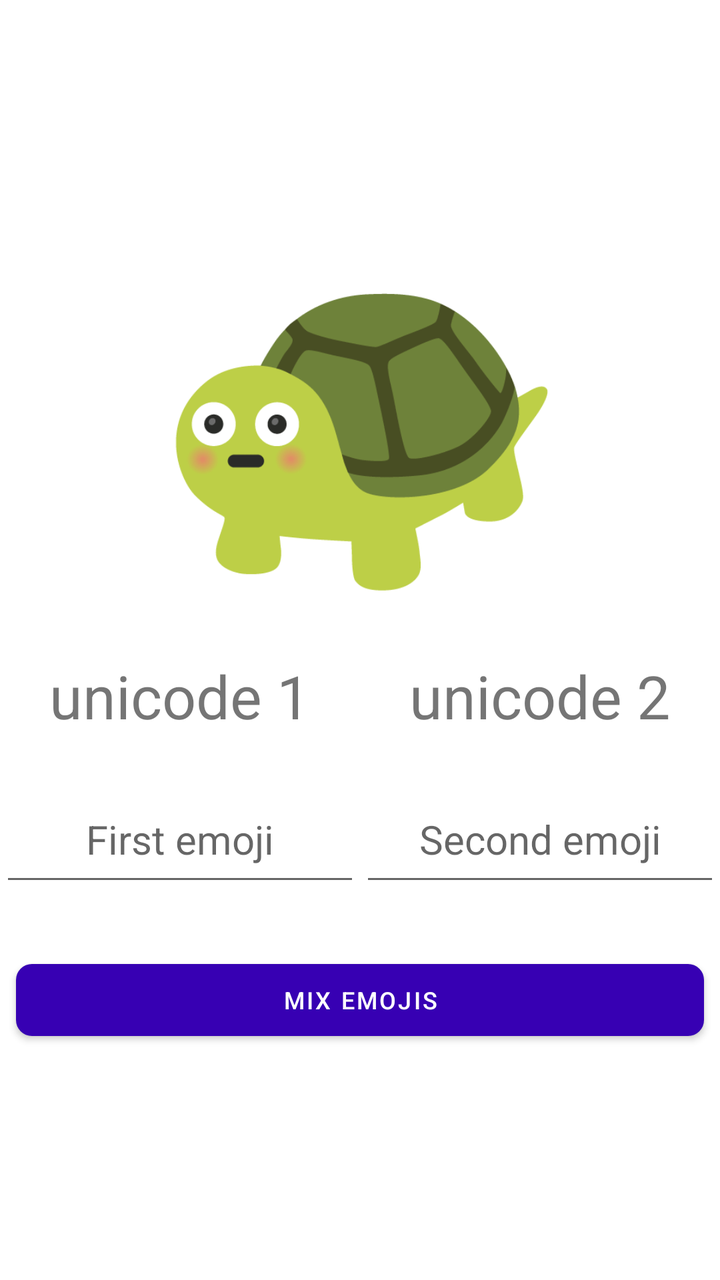
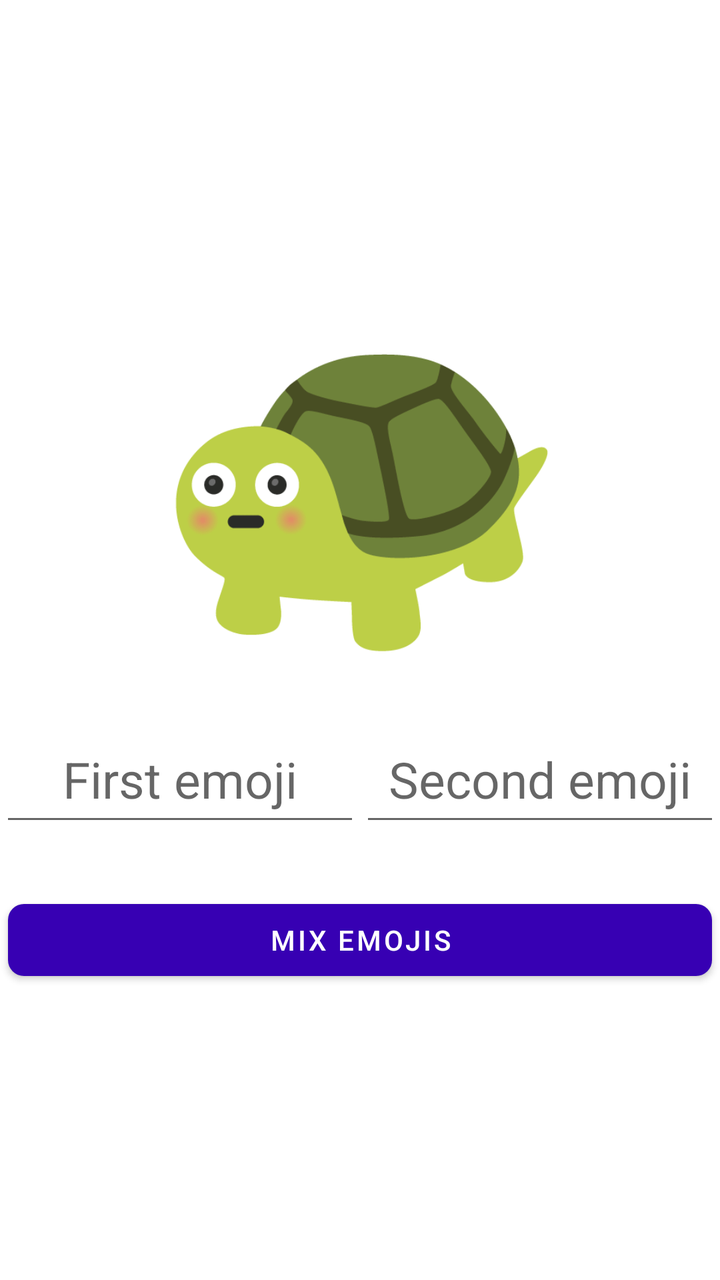

An Android layout rendered at two revisions. The XML below is the earlier revision; the diff shows what the commit changed to produce the second picture.
<!-- AndroidManifest.xml: application theme Theme.MyApplication -->
<!-- res/layout/activity_main.xml -->
<?xml version="1.0" encoding="utf-8"?>
<LinearLayout xmlns:android="http://schemas.android.com/apk/res/android"

    xmlns:app="http://schemas.android.com/apk/res-auto"
    android:layout_width="match_parent"
    android:layout_height="match_parent"
    android:gravity="center"
    android:orientation="vertical">

    <RelativeLayout
        android:layout_width="200dp"
        android:layout_height="200dp">

        <ImageView
            android:id="@+id/loading"
            android:layout_width="60dp"
            android:layout_height="60dp"
            android:layout_centerInParent="true"
            android:src="@drawable/loading" />


        <ImageView
            android:id="@+id/mixedEmoji"
            android:layout_width="200dp"
            android:layout_height="200dp"
            android:layout_centerInParent="true"
            android:src="@drawable/shocked" />


    </RelativeLayout>

    <LinearLayout
        android:layout_width="match_parent"
        android:layout_height="wrap_content"
        android:orientation="horizontal">


        <TextView
            android:id="@+id/unicode1"
            android:layout_width="match_parent"
            android:layout_height="wrap_content"
            android:layout_marginTop="20dp"
            android:layout_weight="1"
            android:gravity="center"
            android:text="unicode 1"
            android:textSize="30sp" />

        <TextView
            android:id="@+id/unicode2"
            android:layout_width="match_parent"
            android:layout_height="wrap_content"
            android:layout_marginTop="20dp"
            android:layout_weight="1"
            android:gravity="center"
            android:text="unicode 2"
            android:textSize="30sp" />

    </LinearLayout>


    <LinearLayout
        android:layout_width="match_parent"
        android:layout_height="wrap_content"
        android:orientation="horizontal">


        <EditText
            android:id="@+id/input_emoji1"
            android:layout_width="match_parent"
            android:layout_height="60dp"
            android:layout_marginTop="20dp"
            android:layout_marginBottom="20dp"
            android:layout_weight="1"
            android:gravity="center"
            android:hint="First emoji"
            android:imeOptions="actionNext"
            android:importantForAutofill="no"
            android:inputType="text|textNoSuggestions"
            android:singleLine="true"
            android:textSize="20sp" />


        <EditText
            android:id="@+id/input_emoji2"
            android:layout_width="match_parent"
            android:layout_height="60dp"
            android:layout_marginTop="20dp"
            android:layout_marginBottom="20dp"
            android:layout_weight="1"
            android:gravity="center"
            android:hint="Second emoji"
            android:imeOptions="actionDone"
            android:importantForAutofill="no"
            android:inputType="text|textNoSuggestions"
            android:singleLine="true"
            android:textSize="20sp" />

    </LinearLayout>


    <com.google.android.material.button.MaterialButton
        android:id="@+id/mixEmojis"
        style="@style/Widget.MaterialComponents.Button"
        android:layout_width="match_parent"
        android:layout_height="wrap_content"
        android:layout_marginStart="8dp"
        android:layout_marginTop="8dp"
        android:layout_marginEnd="8dp"
        android:layout_marginBottom="8dp"
        android:gravity="center_horizontal|center_vertical"
        android:padding="8dp"
        android:text="Mix emojis"
        android:textAppearance="@style/TextAppearance.MaterialComponents.Button"
        android:textColor="#FFFFFF"
        android:textSize="12sp"
        app:backgroundTint="@color/purple_700"
        app:cornerRadius="8dp" />

</LinearLayout>
<!-- resources referenced by this layout -->
<resources>
  <color name="purple_700">#FF3700B3</color>
  <!-- drawable loading: png bitmap (drawable-v24, 6041 bytes) -->
  <!-- drawable shocked: png bitmap (drawable-v24, 7876 bytes) -->
  <style name="Theme.MyApplication" parent="Theme.MaterialComponents.DayNight.DarkActionBar">
          
          <item name="colorPrimary">@color/purple_500</item>
          <item name="colorPrimaryVariant">@color/purple_700</item>
          <item name="colorOnPrimary">@color/white</item>
          
          <item name="colorSecondary">@color/teal_200</item>
          <item name="colorSecondaryVariant">@color/teal_700</item>
          <item name="colorOnSecondary">@color/black</item>
          
          <item name="android:navigationBarColor">@android:color/transparent</item>
  
          <item name="android:statusBarColor" tools:targetApi="l">?attr/colorPrimaryVariant</item>
          
      </style>
  <color name="purple_500">#FF6200EE</color>
  <color name="white">#FFFFFFFF</color>
  <color name="teal_200">#FF03DAC5</color>
  <color name="teal_700">#FF018786</color>
  <color name="black">#FF000000</color>
</resources>

<!-- the commit's change to res/layout/activity_main.xml (unified diff, before → after) -->
@@ -1,6 +1,5 @@
 <?xml version="1.0" encoding="utf-8"?>
 <LinearLayout xmlns:android="http://schemas.android.com/apk/res/android"
-
     xmlns:app="http://schemas.android.com/apk/res-auto"
     android:layout_width="match_parent"
     android:layout_height="match_parent"
@@ -18,7 +17,6 @@
             android:layout_centerInParent="true"
             android:src="@drawable/loading" />
 
-
         <ImageView
             android:id="@+id/mixedEmoji"
             android:layout_width="200dp"
@@ -26,36 +24,7 @@
             android:layout_centerInParent="true"
             android:src="@drawable/shocked" />
 
-
     </RelativeLayout>
-
-    <LinearLayout
-        android:layout_width="match_parent"
-        android:layout_height="wrap_content"
-        android:orientation="horizontal">
-
-
-        <TextView
-            android:id="@+id/unicode1"
-            android:layout_width="match_parent"
-            android:layout_height="wrap_content"
-            android:layout_marginTop="20dp"
-            android:layout_weight="1"
-            android:gravity="center"
-            android:text="unicode 1"
-            android:textSize="30sp" />
-
-        <TextView
-            android:id="@+id/unicode2"
-            android:layout_width="match_parent"
-            android:layout_height="wrap_content"
-            android:layout_marginTop="20dp"
-            android:layout_weight="1"
-            android:gravity="center"
-            android:text="unicode 2"
-            android:textSize="30sp" />
-
-    </LinearLayout>
 
 
     <LinearLayout
@@ -77,7 +46,7 @@
             android:importantForAutofill="no"
             android:inputType="text|textNoSuggestions"
             android:singleLine="true"
-            android:textSize="20sp" />
+            android:textSize="25sp" />
 
 
         <EditText
@@ -93,27 +62,57 @@
             android:importantForAutofill="no"
             android:inputType="text|textNoSuggestions"
             android:singleLine="true"
-            android:textSize="20sp" />
+            android:textSize="25sp" />
 
     </LinearLayout>
 
 
-    <com.google.android.material.button.MaterialButton
-        android:id="@+id/mixEmojis"
-        style="@style/Widget.MaterialComponents.Button"
+    <LinearLayout
         android:layout_width="match_parent"
         android:layout_height="wrap_content"
-        android:layout_marginStart="8dp"
-        android:layout_marginTop="8dp"
-        android:layout_marginEnd="8dp"
-        android:layout_marginBottom="8dp"
-        android:gravity="center_horizontal|center_vertical"
-        android:padding="8dp"
-        android:text="Mix emojis"
-        android:textAppearance="@style/TextAppearance.MaterialComponents.Button"
-        android:textColor="#FFFFFF"
-        android:textSize="12sp"
-        app:backgroundTint="@color/purple_700"
-        app:cornerRadius="8dp" />
+        android:animateLayoutChanges="true"
+        android:orientation="horizontal">
+
+        <com.google.android.material.button.MaterialButton
+            android:id="@+id/mixEmojis"
+            style="@style/Widget.MaterialComponents.Button"
+            android:layout_width="match_parent"
+            android:layout_height="wrap_content"
+            android:layout_marginStart="4dp"
+            android:layout_marginTop="8dp"
+            android:layout_marginEnd="4dp"
+            android:layout_marginBottom="8dp"
+            android:layout_weight="1"
+            android:gravity="center_horizontal|center_vertical"
+            android:padding="8dp"
+            android:text="Mix emojis"
+            android:textAppearance="@style/TextAppearance.MaterialComponents.Button"
+            android:textColor="#FFFFFF"
+            android:textSize="14sp"
+            app:backgroundTint="@color/purple_700"
+            app:cornerRadius="8dp" />
+
+        <com.google.android.material.button.MaterialButton
+            android:id="@+id/saveEmoji"
+            style="@style/Widget.MaterialComponents.Button"
+            android:layout_width="match_parent"
+            android:layout_height="wrap_content"
+            android:layout_marginStart="4dp"
+            android:layout_marginTop="8dp"
+            android:layout_marginEnd="4dp"
+            android:layout_marginBottom="8dp"
+            android:layout_weight="1"
+            android:gravity="center_horizontal|center_vertical"
+            android:padding="8dp"
+            android:text="Save emoji"
+            android:textAppearance="@style/TextAppearance.MaterialComponents.Button"
+            android:textColor="#FFFFFF"
+            android:textSize="12sp"
+            android:visibility="gone"
+            app:backgroundTint="#343434"
+            app:cornerRadius="8dp" />
+
+
+    </LinearLayout>
 
 </LinearLayout>
